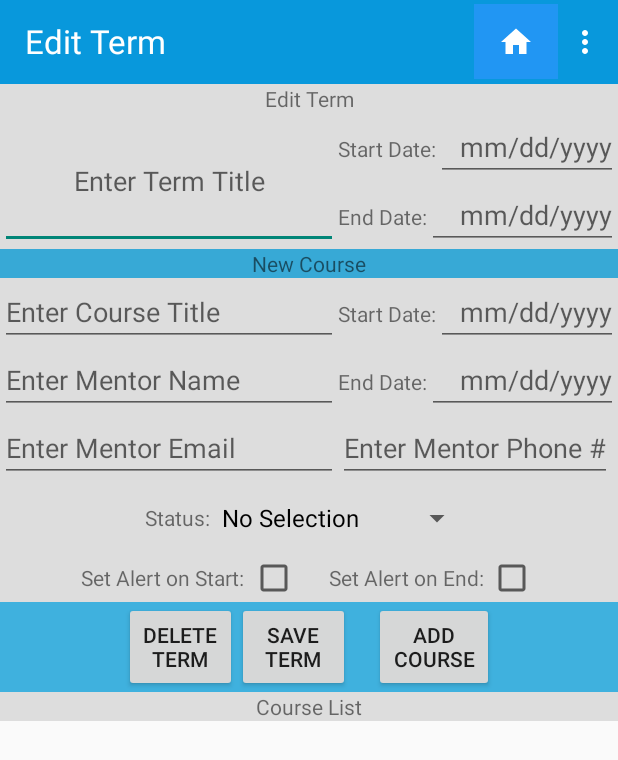
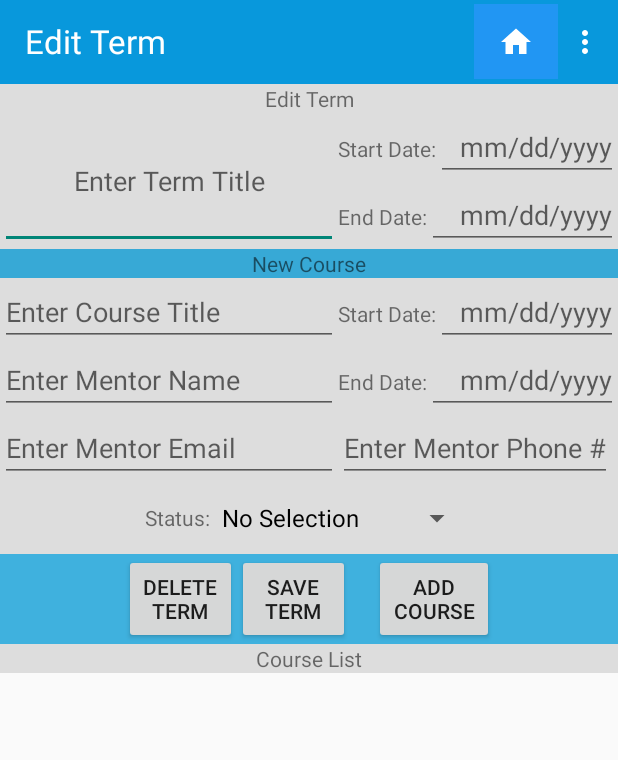
Before and after one commit to holdwhatdoor/C196Project, an Android app: the TermEdit screen opened directly, with no data from a screen before it, on a phone screen of 412 x 824 dp. Shown: the top 760 px of the screen. Run offline under Robolectric (Android 15) with nearby library versions, the phone set to English and light mode, and no system bars; our stand-ins replace ButterKnife, Room's generated code; 9 statements that could not run were skipped.

Commit message:
Changes: implemented notifications on CourseEdit class,  need to get them to trigger on dates as opposed to immediately.  Also need to implement in AssessmentEdit class.  Then implement portrait/landscape mode and generate signed APK.
App Status:
Functioning:
Main page with TermActivity page navigation

TermActivity page displays allows insert of input data into Term table, allows deletion of all terms and navigation to TermEdit page based on recyclerview edit button selection.

TermEdit page: displays selected term data in edit text boxes.  Can insert an associated course via input elements and add button.  Can delete all courses in database.  Can delete selected Term. Can update selected term info without encroaching on other term dates or excluding assigned courses from the start and end date constraints.

CourseEdit page: displays selected course data in edit text boxes.  Can insert an associated assessment via input elements and add button.  Set alert checkboxes functional on a view level and checking/unchecking alert boxes for start and end dates.  Can delete all assessments in the database.  Add Note button navigates to note activity page and sets notes in edit text.  Can update course info. Can share notes via ShareNotes class activity page
NEEDS:  Establish alerts to trigger on dates set with alert

AssesmentEdit page: displays selected assessment data in edit text boxes.  Check boxes for setting alerts on date. Update info on save button funcitoning
NEEDS:  Need to establish alerts to trigger on an assessment with an alert set.

```diff
--- a/app/build.gradle
+++ b/app/build.gradle
@@ -4,7 +4,7 @@ android {
     compileSdkVersion 28
     defaultConfig {
         applicationId "com.example.c196project"
-        minSdkVersion 15
+        minSdkVersion 26
         targetSdkVersion 28
         versionCode 1
         versionName "1.0"
--- a/app/src/main/AndroidManifest.xml
+++ b/app/src/main/AndroidManifest.xml
@@ -42,7 +42,7 @@
                 <category android:name="android.intent.category.LAUNCHER" />
             </intent-filter>
         </activity>
-        <receiver android:name=".Notifications" />
+        <receiver android:name=".utilities.Notifications" />
     </application>
 
 </manifest>
--- a/app/src/main/java/com/example/c196project/TermEdit.java
+++ b/app/src/main/java/com/example/c196project/TermEdit.java
@@ -12,7 +12,6 @@ import android.view.View;
 import android.widget.AdapterView;
 import android.widget.ArrayAdapter;
 import android.widget.Button;
-import android.widget.CheckBox;
 import android.widget.EditText;
 import android.widget.ImageButton;
 import android.widget.Spinner;
@@ -32,6 +31,7 @@ import com.example.c196project.database.CourseEntity;
 import com.example.c196project.database.DateConverter;
 import com.example.c196project.database.TermEntity;
 import com.example.c196project.ui.TermEditAdapter;
+import com.example.c196project.utilities.Notifications;
 import com.example.c196project.viewmodel.CourseViewModel;
 import com.example.c196project.viewmodel.TermViewModel;
 
@@ -75,6 +75,13 @@ public class TermEdit extends AppCompatActivity implements View.OnClickListener,
     private List<AssessmentEntity> courseAssessData = new ArrayList<>();
     private TermEditAdapter mAssessAdapter;
 
+
+    // Course Data array list
+    private List<CourseEntity> allCourses = new ArrayList<>();
+    // Assessment Data array list
+    private List<AssessmentEntity> allAssessments = new ArrayList<>();
+
+
     // Initialized Calendar date variable
     Calendar calendar = Calendar.getInstance();
     // SimpleDateFormat initialization for all date display items
@@ -106,8 +113,6 @@ public class TermEdit extends AppCompatActivity implements View.OnClickListener,
     // Course status and alert inputs
     public Spinner statusSpinner;
     public String[] spinnerOptions = {"No Selection", "Planned", "In Progress", "Completed", "Dropped"};
-    public CheckBox startAlert;
-    public CheckBox endAlert;
 
     // Button variables
     public Button delTermBtn;
@@ -118,6 +123,8 @@ public class TermEdit extends AppCompatActivity implements View.OnClickListener,
     @BindView(R.id.rv_edit_termList)
     public RecyclerView courseRV;
 
+    public Date today = new Date();
+
     @Override
     protected void onCreate(Bundle savedInstanceState) {
         super.onCreate(savedInstanceState);
@@ -125,6 +132,17 @@ public class TermEdit extends AppCompatActivity implements View.OnClickListener,
 
         Toolbar toolbar = findViewById(R.id.te_appbar);
         setSupportActionBar(toolbar);
+
+
+        /**
+         *  Checks all start/end/due dates of courses and assessments in database for notifications
+         */
+        // Get local time today
+ //       today.getTime();
+        // Initialize list of all courses and assessments in database
+//        allCourses = courseVM.mCourses.getValue();
+ //       allAssessments = courseVM.mAssessments.getValue();
+
 
         // retrieves term data passed from adapter
         Bundle extras = getIntent().getExtras();
@@ -221,8 +239,8 @@ public class TermEdit extends AppCompatActivity implements View.OnClickListener,
         spinAdapter.setDropDownViewResource(android.R.layout.simple_spinner_dropdown_item);
         statusSpinner.setAdapter(spinAdapter);
 
-        startAlert = findViewById(R.id.start_alert);
-        endAlert = findViewById(R.id.end_alert);
+ //       startAlert = findViewById(R.id.start_alert);
+ //       endAlert = findViewById(R.id.end_alert);
 
         // Course start date instantiation/functionality
         DatePickerDialog.OnDateSetListener courseStart = (view, year, month, dayOfMonth) -> {
@@ -372,12 +390,6 @@ public class TermEdit extends AppCompatActivity implements View.OnClickListener,
                     String notes = "";
                     String alertStart = "not set";
                     String alertEnd = "not set";
-                    if (startAlert.isChecked()) {
-                        alertStart = "set";
-                    }
-                    if (endAlert.isChecked()) {
-                        alertEnd = "set";
-                    }
 
                     if (start.before(end) && (start.compareTo(today) == 0 || !start.before(today)) &&
                             (start.compareTo(termStart) == 0 || start.after(termStart)) && (end.compareTo(termEnd) == 0 ||
@@ -387,14 +399,6 @@ public class TermEdit extends AppCompatActivity implements View.OnClickListener,
                                 end, status, mentor, phone, email, notes, alertStart, alertEnd, termId);
 
                         courseVM.insertCourse(newCourse);
-
-                        // Calls Notification object to set alerts if selected
-                        if(alertStart.equals("set")) {
-
-                        }
-                        if(alertEnd.equals("set")){
-
-                        }
 
                         // Passes course info to Notifications class to set notification
                         Intent intent = new Intent(v.getContext(), Notifications.class);
@@ -411,8 +415,6 @@ public class TermEdit extends AppCompatActivity implements View.OnClickListener,
                         mentorPhone.getText().clear();
                         mentorEmail.getText().clear();
                         statusSpinner.setSelection(0);
-                        startAlert.setChecked(false);
-                        endAlert.setChecked(false);
 
                         courseTitleInput.setHint("Enter Course Title");
                         courseStartDate.setHint("mm/dd/yyyy");
@@ -466,6 +468,20 @@ public class TermEdit extends AppCompatActivity implements View.OnClickListener,
                 .get(CourseViewModel.class);
         courseVM.mCourses.observe(this, coursesObserver);
 
+        allCourses = courseVM.mCourses.getValue();
+        allAssessments = courseVM.mAssessments.getValue();
+
+
+    }
+
+    // Initiates recycler view
+    private void initRecyclerView() {
+        courseRV.setHasFixedSize(true);
+        LinearLayoutManager layoutManager = new LinearLayoutManager(this);
+        courseRV.setLayoutManager(layoutManager);
+
+        mCourseAdapter = new TermEditAdapter(courseData, this);
+        courseRV.setAdapter(mCourseAdapter);
     }
 
     /**
@@ -497,16 +513,6 @@ public class TermEdit extends AppCompatActivity implements View.OnClickListener,
             default:
                 return true;
         }
-    }
-
-    // Initiates recycler view
-    private void initRecyclerView() {
-        courseRV.setHasFixedSize(true);
-        LinearLayoutManager layoutManager = new LinearLayoutManager(this);
-        courseRV.setLayoutManager(layoutManager);
-
-        mCourseAdapter = new TermEditAdapter(courseData, this);
-        courseRV.setAdapter(mCourseAdapter);
     }
 
     @Override
@@ -542,6 +548,12 @@ public class TermEdit extends AppCompatActivity implements View.OnClickListener,
             }
         }
         return courseData;
+    }
+
+    public int getInsertedCourseID() {
+        int courseId = 0;
+
+        return courseId;
     }
 
     // Method to check for overlapping start and end dates for terms in database
--- a/app/src/main/res/layout/activity_term_edit.xml
+++ b/app/src/main/res/layout/activity_term_edit.xml
@@ -255,36 +255,6 @@
 
             </LinearLayout>
 
-            <LinearLayout
-                android:layout_width="match_parent"
-                android:layout_height="wrap_content"
-                android:gravity="center">
-
-                <TextView
-                    android:layout_width="wrap_content"
-                    android:layout_height="match_parent"
-                    android:gravity="center"
-                    android:text="Set Alert on Start: "/>
-
-                <CheckBox
-                    android:id="@+id/start_alert"
-                    android:layout_width="wrap_content"
-                    android:layout_height="wrap_content" />
-
-                <TextView
-                    android:layout_width="wrap_content"
-                    android:layout_height="match_parent"
-                    android:gravity="center"
-                    android:layout_marginLeft="20dp"
-                    android:text="Set Alert on End: "/>
-
-                <CheckBox
-                    android:id="@+id/end_alert"
-                    android:layout_width="wrap_content"
-                    android:layout_height="wrap_content" />
-
-            </LinearLayout>
-
         </LinearLayout>
 
         <RelativeLayout
```
Also changed, not shown: app/src/main/java/com/example/c196project/AssessmentEdit.java (+7 -22 lines), app/src/main/java/com/example/c196project/CourseEdit.java (+95 -34 lines), app/src/main/java/com/example/c196project/MainActivity.java (+4 -8 lines), app/src/main/java/com/example/c196project/Notifications.java (deleted, +0 -52 lines), app/src/main/java/com/example/c196project/utilities/Notifications.java (added, +32 -0 lines), app/src/main/java/com/example/c196project/utilities/SampleData.java (deleted, +0 -39 lines), app/src/main/res/layout/activity_course_edit.xml (+0 -32 lines), 1 other file.
